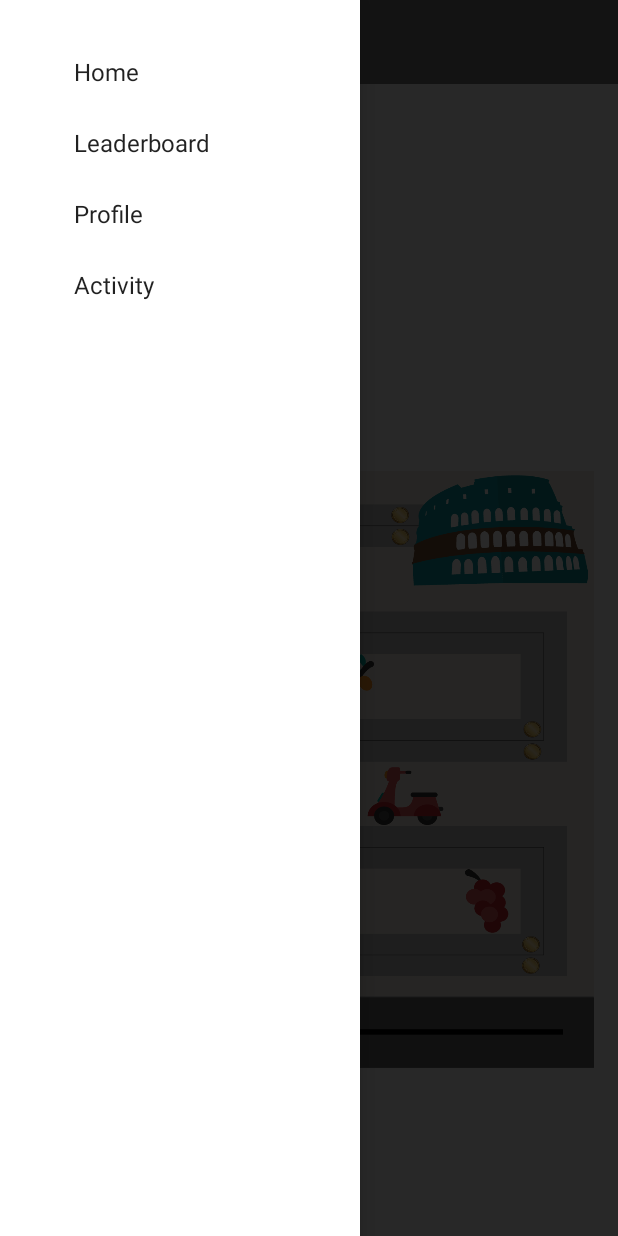
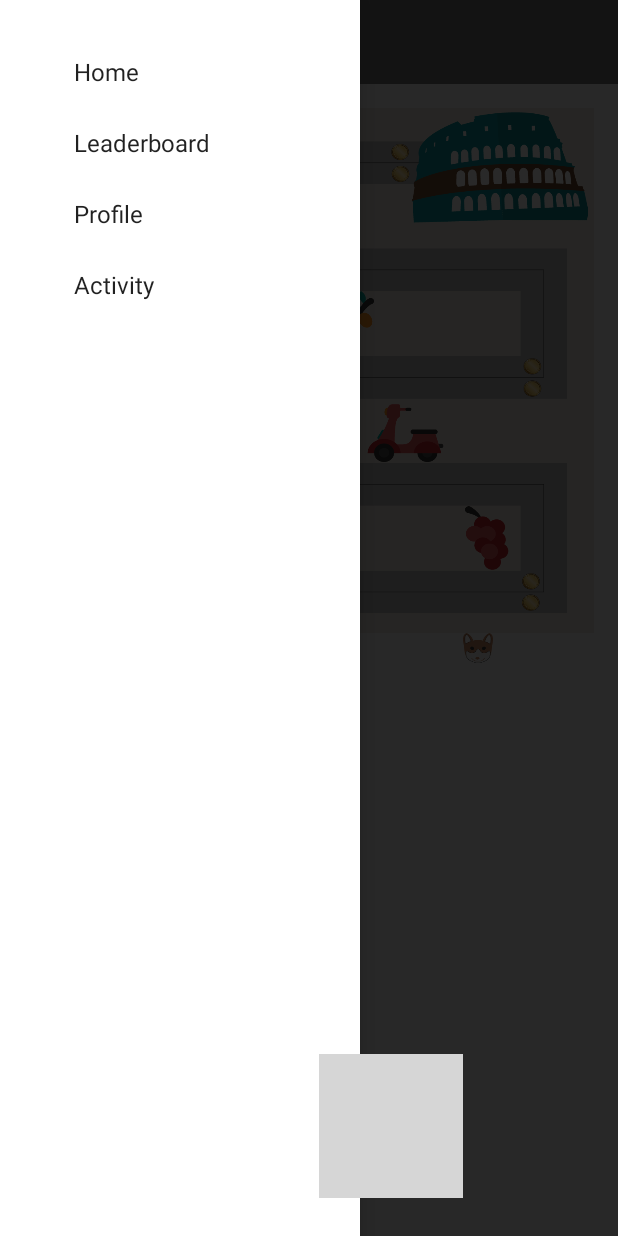
Before and after one commit to RahulJKVerma/kidsense, an Android app: the screen it shows after launch (MainActivity), with the side drawer open, on a phone screen of 412 x 824 dp. Run offline under Robolectric (Android 15) with nearby library versions, the phone set to English and light mode, and no system bars; 1 statement that could not run was skipped; grey boxes are pictures that could not be loaded.

Commit message:
home page - video button removed, icons added to the bottom of layout

```diff
--- a/TreasureTrail 2/app/src/main/res/layout/leaderboardfragment.xml
+++ b/TreasureTrail 2/app/src/main/res/layout/leaderboardfragment.xml
@@ -17,7 +17,7 @@
             android:layout_height="350dp"
             android:id="@+id/bg"
             android:background="@drawable/bg"
-            android:layout_above="@+id/video"
+            android:layout_alignParentTop="true"
             android:layout_alignParentLeft="true"
             android:layout_alignParentStart="true" />
     <ImageView
@@ -25,43 +25,39 @@
         android:layout_height="20dp"
         android:id="@+id/petsmall1"
         android:background="@drawable/pet1"
-        android:layout_above="@+id/bg"
-        android:layout_alignParentLeft="true"
-        android:layout_alignParentStart="true" />
+        android:layout_marginRight="67dp"
+        android:layout_marginEnd="67dp"
+        android:layout_below="@+id/bg"
+        android:layout_alignRight="@+id/bg"
+        android:layout_alignEnd="@+id/bg" />
     <ImageView
         android:layout_width="20dp"
         android:layout_height="20dp"
         android:id="@+id/petsmall2"
         android:background="@drawable/pet2"
-        android:layout_above="@+id/bg"
-        android:layout_toRightOf="@+id/pet1"
-        android:layout_toEndOf="@+id/pet1" />
-        <ImageView
-            android:layout_width="1000dp"
-            android:layout_height="48dp"
-            android:id="@+id/video"
-            android:background="@drawable/video"
-            android:layout_above="@+id/pet1" />
+        android:layout_alignTop="@+id/petsmall1"
+        android:layout_centerHorizontal="true" />
 
-        <ImageView
+    <ImageView
             android:layout_width="48dp"
             android:layout_height="48dp"
             android:id="@+id/pet1"
             android:background="@drawable/pet1"
-            android:layout_above="@+id/pet2"
-            android:layout_alignParentLeft="true"
-            android:layout_alignParentStart="true" />
+        android:layout_alignTop="@+id/pet2"
+        android:layout_alignRight="@+id/badge1"
+        android:layout_alignEnd="@+id/badge1" />
     <TextView
         android:id="@+id/badge1"
         android:layout_width="wrap_content"
         android:layout_height="wrap_content"
-        android:layout_alignTop="@id/pet1"
-        android:layout_alignRight="@id/pet1"
         android:text="10"
         android:textColor="#FFF"
         android:textSize="16sp"
         android:textStyle="bold"
-        android:background="@drawable/badge_circle"/>
+        android:background="@drawable/badge_circle"
+        android:layout_alignTop="@+id/pet1"
+        android:layout_toLeftOf="@+id/petsmall1"
+        android:layout_toStartOf="@+id/petsmall1" />
 
 
 
@@ -71,19 +67,23 @@
         android:layout_height="48dp"
         android:id="@+id/pet2"
         android:background="@drawable/pet2"
+        android:layout_marginBottom="57dp"
         android:layout_alignParentBottom="true"
-        android:layout_alignParentLeft="true"
-        android:layout_alignParentStart="true" />
+        android:layout_toLeftOf="@+id/petsmall2"
+        android:layout_toStartOf="@+id/petsmall2"
+        android:layout_marginRight="57dp"
+        android:layout_marginEnd="57dp" />
 
     <TextView
         android:id="@+id/badge2"
         android:layout_width="wrap_content"
         android:layout_height="wrap_content"
-        android:layout_alignTop="@id/pet2"
-        android:layout_alignRight="@id/pet2"
         android:text="10"
         android:textColor="#FFF"
         android:textSize="16sp"
         android:textStyle="bold"
-        android:background="@drawable/badge_circle"/>
+        android:background="@drawable/badge_circle"
+        android:layout_alignRight="@+id/pet2"
+        android:layout_alignEnd="@+id/pet2"
+        android:layout_alignTop="@+id/pet2" />
 </RelativeLayout>
```
